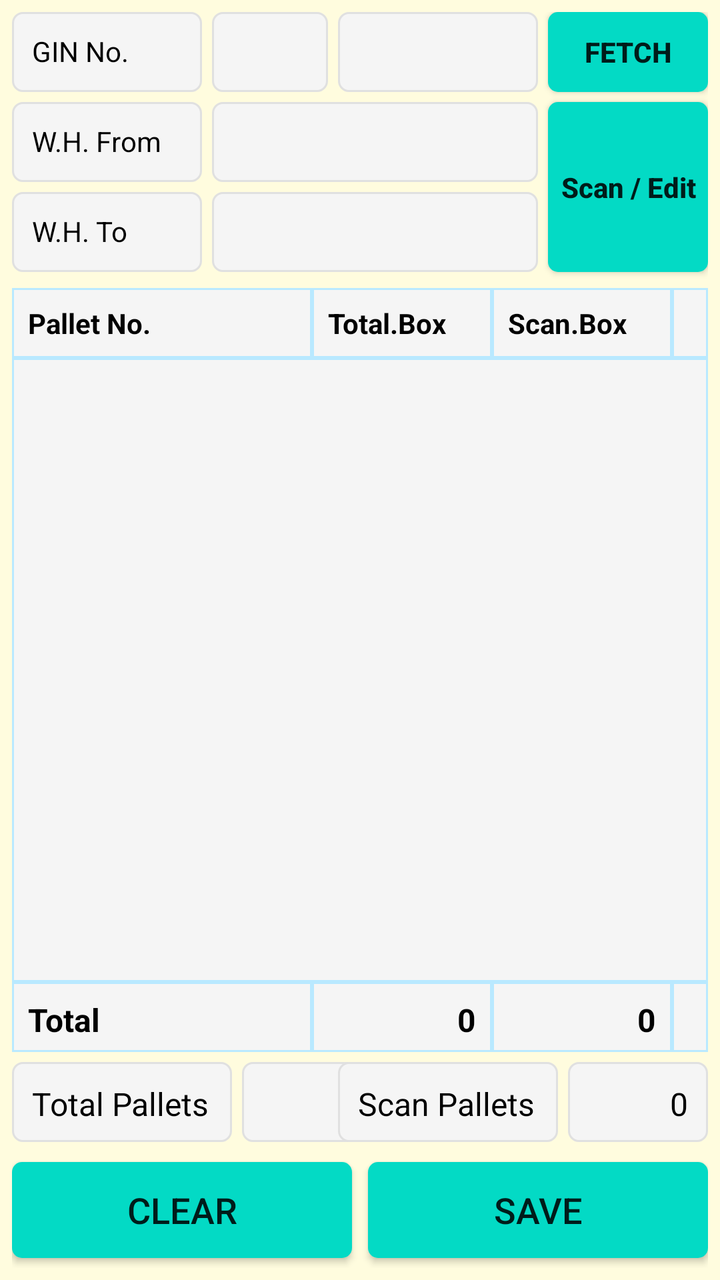
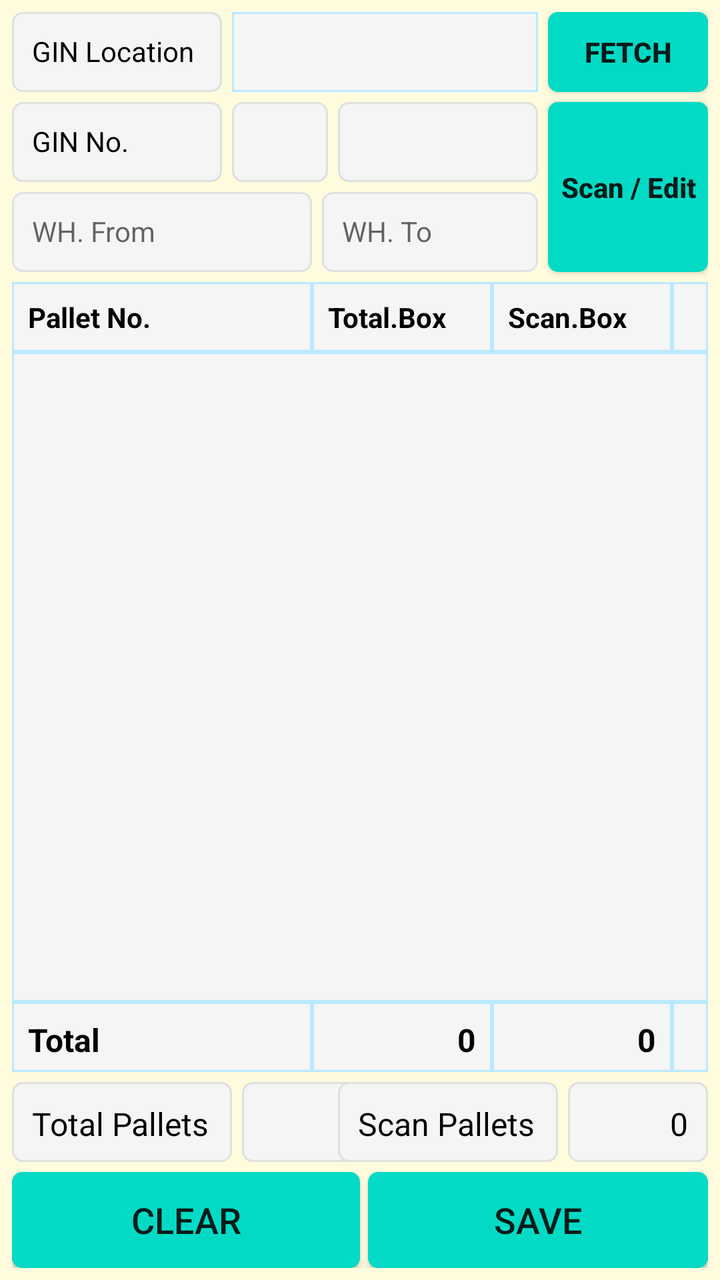

The first picture is an Android layout as it rendered before a commit; the second is the same layout after the commit. The layout source and the unified diff follow.
<!-- AndroidManifest.xml: application theme AppTheme -->
<!-- res/layout/fragment_warehouse_g_r_n_new.xml -->
<?xml version="1.0" encoding="utf-8"?>
<FrameLayout xmlns:android="http://schemas.android.com/apk/res/android"
    xmlns:app="http://schemas.android.com/apk/res-auto"
    xmlns:tools="http://schemas.android.com/tools"
    android:layout_width="match_parent"
    android:layout_height="match_parent"
    android:background="@color/backColor"
    tools:context=".ui.warehousegrnnew.WarehouseGRNNewFragment">

    <androidx.constraintlayout.widget.ConstraintLayout
        android:layout_width="match_parent"
        android:layout_height="match_parent"
        android:padding="6dp">

        <TextView
            android:id="@+id/TextView1"
            android:layout_width="95dp"
            android:layout_height="40dp"
            android:background="@drawable/et_custom"
            android:gravity="left"
            android:hint=""
            android:padding="10dp"
            android:text="GIN No."
            android:textColor="@color/coloBlack"
            android:textSize="14sp"
            app:layout_constraintStart_toStartOf="parent"
            app:layout_constraintTop_toTopOf="parent" />

        <TextView
            android:id="@+id/TextView8"
            android:layout_width="95dp"
            android:layout_height="40dp"
            android:layout_marginTop="5dp"
            android:background="@drawable/et_custom"
            android:gravity="left"
            android:hint=""
            android:padding="10dp"
            android:text="W.H. To"
            android:textColor="@color/coloBlack"
            android:textSize="14sp"
            app:layout_constraintStart_toStartOf="parent"
            app:layout_constraintTop_toBottomOf="@+id/TextView5" />

        <EditText
            android:id="@+id/et_wh_grn_ginno"
            android:layout_width="0dp"
            android:layout_height="40dp"
            android:layout_marginRight="5dp"
            android:layout_marginLeft   ="5dp"
            android:background="@drawable/et_custom"
            android:padding="10dp"
            android:inputType="number"
            android:textColor="@color/coloBlack"
            android:textSize="14sp"
            app:layout_constraintEnd_toStartOf="@+id/tv_wh_grn_gindate"
            app:layout_constraintHorizontal_bias="1.0"
            app:layout_constraintStart_toEndOf="@+id/TextView1"
            app:layout_constraintTop_toTopOf="@+id/TextView1"
            tools:ignore="SpeakableTextPresentCheck,TouchTargetSizeCheck" />

        <TextView
            android:id="@+id/et_wh_grn_warehouse_from"
            android:layout_width="0dp"
            android:layout_height="40dp"
            android:layout_marginLeft="5dp"
            android:layout_marginRight="5dp"
            android:background="@drawable/et_custom"
            android:padding="10dp"
            android:textColor="@color/coloBlack"
            android:textSize="14sp"
            app:layout_constraintEnd_toStartOf="@+id/bt_wh_grn_scan_item"
            app:layout_constraintStart_toEndOf="@+id/TextView5"
            app:layout_constraintTop_toTopOf="@+id/TextView5"
            tools:ignore="SpeakableTextPresentCheck,TouchTargetSizeCheck" />

        <TextView
            android:id="@+id/et_wh_grn_warehouse_to"
            android:layout_width="0dp"
            android:layout_height="40dp"
            android:layout_marginLeft="5dp"
            android:layout_marginRight="5dp"
            android:background="@drawable/et_custom"
            android:padding="10dp"
            android:textColor="@color/coloBlack"
            android:textSize="14sp"
            app:layout_constraintEnd_toStartOf="@+id/bt_wh_grn_scan_item"
            app:layout_constraintStart_toEndOf="@+id/TextView8"
            app:layout_constraintTop_toTopOf="@+id/TextView8"
            tools:ignore="SpeakableTextPresentCheck,TouchTargetSizeCheck" />


        <TextView
            android:id="@+id/tv_wh_grn_gindate"
            android:layout_width="100dp"
            android:layout_height="40dp"
            android:layout_marginRight="5dp"
            android:background="@drawable/et_custom"
            android:padding="10dp"
            android:text=""
            android:textColor="@color/coloBlack"
            android:textSize="14sp"
            app:layout_constraintEnd_toStartOf="@+id/bt_wh_grn_scan_gin"
            app:layout_constraintTop_toTopOf="@+id/TextView1"
            tools:ignore="SpeakableTextPresentCheck,TouchTargetSizeCheck" />

        <TextView
            android:id="@+id/TextView5"
            android:layout_width="95dp"
            android:layout_height="40dp"
            android:layout_marginTop="5dp"
            android:background="@drawable/et_custom"
            android:gravity="left"
            android:hint=""
            android:padding="10dp"
            android:text="W.H. From"
            android:textColor="@color/coloBlack"
            android:textSize="14sp"
            app:layout_constraintStart_toStartOf="parent"
            app:layout_constraintTop_toBottomOf="@+id/TextView1" />

        <TextView
            android:id="@+id/TextView14"
            android:layout_width="0dp"
            android:layout_height="40dp"
            android:layout_marginLeft="5dp"
            android:layout_marginRight="5dp"
            android:background="@drawable/et_custom"
            android:gravity="center"
            android:hint=""
            android:padding="10dp"
            android:text="To"
            android:textColor="@color/coloBlack"
            android:textSize="14sp"
            app:layout_constraintEnd_toStartOf="@+id/et_wh_grn_warehouse_to"
            app:layout_constraintStart_toEndOf="@+id/et_wh_grn_warehouse_from"
            app:layout_constraintTop_toTopOf="@+id/TextView5" />

        <Button
            android:id="@+id/bt_wh_grn_scan_gin"
            android:layout_width="80dp"
            android:layout_height="40dp"
            android:background="@drawable/btn_custom1"
            android:text="FETCH"
            android:textAllCaps="false"
            android:textSize="14sp"
            android:textStyle="bold"
            app:layout_constraintEnd_toEndOf="parent"
            app:layout_constraintTop_toTopOf="@+id/TextView1"
            tools:ignore="TouchTargetSizeCheck" />


        <Button
            android:id="@+id/bt_wh_grn_scan_item"
            android:layout_width="80dp"
            android:layout_height="0dp"
            android:background="@drawable/btn_custom1"
            android:text="Scan / Edit"
            android:textAllCaps="false"
            android:textSize="14sp"
            android:textStyle="bold"
            app:layout_constraintBottom_toBottomOf="@+id/TextView8"
            app:layout_constraintEnd_toEndOf="parent"
            app:layout_constraintTop_toTopOf="@+id/TextView5"
            tools:ignore="TouchTargetSizeCheck" />

        <TextView
            android:id="@+id/TextView3"
            android:layout_width="150dp"
            android:layout_height="35dp"
            android:layout_marginTop="8dp"
            android:background="@drawable/et_custom_total"
            android:gravity="left"
            android:hint=""
            android:padding="8dp"
            android:text="Pallet No."
            android:textColor="@color/coloBlack"
            android:textSize="14sp"
            android:textStyle="bold"
            app:layout_constraintStart_toStartOf="parent"
            app:layout_constraintTop_toBottomOf="@+id/TextView8" />

        <TextView
            android:id="@+id/TextView7"
            android:layout_width="90dp"
            android:layout_height="35dp"
            android:background="@drawable/et_custom_total"
            android:gravity="left"
            android:hint=""
            android:padding="8dp"
            android:text="Total.Box"
            android:textColor="@color/coloBlack"
            android:textSize="14sp"
            android:textStyle="bold"
            app:layout_constraintStart_toEndOf="@+id/TextView3"
            app:layout_constraintTop_toTopOf="@+id/TextView3" />

        <TextView
            android:id="@+id/TextView6"
            android:layout_width="90dp"
            android:layout_height="35dp"
            android:background="@drawable/et_custom_total"
            android:gravity="left"
            android:hint=""
            android:padding="8dp"
            android:text="Scan.Box"
            android:textColor="@color/coloBlack"
            android:textSize="14sp"
            android:textStyle="bold"
            app:layout_constraintStart_toEndOf="@+id/TextView7"
            app:layout_constraintTop_toTopOf="@+id/TextView3" />

        <TextView
            android:id="@+id/TextView9"
            android:layout_width="0dp"
            android:layout_height="35dp"
            android:background="@drawable/et_custom_total"
            android:gravity="left"
            android:hint=""
            android:padding="8dp"
            android:text=""
            android:textColor="@color/coloBlack"
            android:textSize="14sp"
            android:textStyle="bold"
            app:layout_constraintEnd_toEndOf="parent"
            app:layout_constraintStart_toEndOf="@+id/TextView6"
            app:layout_constraintTop_toTopOf="@+id/TextView3" />

        <ListView
            android:id="@+id/lv_wh_grn_details"
            android:layout_width="0dp"
            android:layout_height="0dp"
            android:background="@drawable/et_custom_total"
            app:layout_constraintBottom_toTopOf="@+id/TextView10"
            app:layout_constraintEnd_toEndOf="parent"
            app:layout_constraintStart_toStartOf="parent"
            app:layout_constraintTop_toBottomOf="@+id/TextView3"
            app:layout_constraintVertical_bias="0.0" />

        <TextView
            android:id="@+id/TextView10"
            android:layout_width="150dp"
            android:layout_height="35dp"
            android:layout_marginBottom="5dp"
            android:background="@drawable/et_custom_total"
            android:gravity="left"
            android:hint=""
            android:padding="8dp"
            android:text="Total"
            android:textColor="@color/coloBlack"
            android:textSize="16sp"
            android:textStyle="bold"
            app:layout_constraintBottom_toTopOf="@+id/TextView11"
            app:layout_constraintStart_toStartOf="parent" />


        <TextView
            android:id="@+id/tv_wh_grn_total_plt_box_count"
            android:layout_width="90dp"
            android:layout_height="35dp"
            android:background="@drawable/et_custom_total"
            android:gravity="right"
            android:hint=""
            android:padding="8dp"
            android:text="0"
            android:textColor="@color/coloBlack"
            android:textSize="16sp"
            android:textStyle="bold"
            app:layout_constraintStart_toEndOf="@+id/TextView10"
            app:layout_constraintTop_toTopOf="@+id/TextView10" />

        <TextView
            android:id="@+id/tv_wh_grn_total_plt_box_scan_count"
            android:layout_width="90dp"
            android:layout_height="35dp"
            android:background="@drawable/et_custom_total"
            android:gravity="right"
            android:hint=""
            android:padding="8dp"
            android:text="0"
            android:textColor="@color/coloBlack"
            android:textSize="16sp"
            android:textStyle="bold"
            app:layout_constraintStart_toEndOf="@+id/tv_wh_grn_total_plt_box_count"
            app:layout_constraintTop_toTopOf="@+id/TextView10" />

        <TextView
            android:id="@+id/TextView17"
            android:layout_width="0dp"
            android:layout_height="35dp"
            android:background="@drawable/et_custom_total"
            android:gravity="left"
            android:hint=""
            android:padding="8dp"
            android:text=""
            android:textColor="@color/coloBlack"
            android:textSize="16sp"
            android:textStyle="bold"
            app:layout_constraintEnd_toEndOf="parent"
            app:layout_constraintStart_toEndOf="@+id/TextView6"
            app:layout_constraintTop_toTopOf="@+id/TextView10" />


        <TextView
            android:id="@+id/TextView11"
            android:layout_width="110dp"
            android:layout_height="40dp"
            android:layout_marginBottom="10dp"
            android:background="@drawable/et_custom"
            android:gravity="left"
            android:hint=""
            android:padding="10dp"
            android:text="Total Pallets"
            android:textColor="@color/coloBlack"
            android:textSize="16dp"
            app:layout_constraintBottom_toTopOf="@+id/bt_wh_grn_clear"
            app:layout_constraintStart_toStartOf="parent" />

        <TextView
            android:id="@+id/tv_wh_grn_total_plt_count"
            android:layout_width="70dp"
            android:layout_height="40dp"
            android:layout_marginLeft="5dp"
            android:background="@drawable/et_custom"
            android:gravity="right"
            android:hint=""
            android:padding="10dp"
            android:text="0"
            android:textColor="@color/coloBlack"
            android:textSize="16dp"
            app:layout_constraintStart_toEndOf="@+id/TextView11"
            app:layout_constraintTop_toTopOf="@+id/TextView11" />

        <TextView
            android:id="@+id/TextView12"
            android:layout_width="110dp"
            android:layout_height="40dp"
            android:layout_marginRight="5dp"
            android:layout_marginBottom="10dp"
            android:background="@drawable/et_custom"
            android:gravity="left"
            android:hint=""
            android:padding="10dp"
            android:text="Scan Pallets"
            android:textColor="@color/coloBlack"
            android:textSize="16dp"
            app:layout_constraintBottom_toTopOf="@+id/bt_wh_grn_clear"
            app:layout_constraintEnd_toStartOf="@+id/tv_wh_grn_scan_plt_count" />

        <TextView
            android:id="@+id/tv_wh_grn_scan_plt_count"
            android:layout_width="70dp"
            android:layout_height="40dp"
            android:background="@drawable/et_custom"
            android:gravity="right"
            android:hint=""
            android:padding="10dp"
            android:text="0"
            android:textColor="@color/coloBlack"
            android:textSize="16dp"
            app:layout_constraintEnd_toEndOf="parent"
            app:layout_constraintTop_toTopOf="@+id/TextView11" />

        <Button
            android:id="@+id/bt_wh_grn_clear"
            android:layout_width="0dp"
            android:layout_height="wrap_content"
            android:layout_marginEnd="4dp"
            android:layout_marginRight="4dp"
            android:layout_marginBottom="5dp"
            android:background="@drawable/btn_custom1"
            android:text="CLEAR"
            android:textAllCaps="false"
            android:textSize="18sp"
            app:layout_constraintBottom_toBottomOf="parent"
            app:layout_constraintEnd_toStartOf="@+id/textView2"
            app:layout_constraintStart_toStartOf="parent" />

        <Button
            android:id="@+id/bt_wh_grn_save"
            android:layout_width="0dp"
            android:layout_height="wrap_content"
            android:layout_marginStart="4dp"
            android:layout_marginLeft="4dp"
            android:layout_marginBottom="5dp"
            android:background="@drawable/btn_custom1"
            android:text="SAVE"
            android:textAllCaps="false"
            android:textSize="18sp"
            app:layout_constraintBottom_toBottomOf="parent"
            app:layout_constraintEnd_toEndOf="parent"
            app:layout_constraintStart_toEndOf="@+id/textView2" />

        <TextView
            android:id="@+id/textView2"
            android:layout_width="wrap_content"
            android:layout_height="wrap_content"
            android:layout_marginStart="16dp"
            android:layout_marginLeft="16dp"
            android:layout_marginEnd="16dp"
            android:layout_marginRight="16dp"
            android:text=""
            android:textColor="@color/colorAccent"
            app:layout_constraintBottom_toBottomOf="parent"
            app:layout_constraintEnd_toEndOf="parent"
            app:layout_constraintStart_toStartOf="parent"
            tools:ignore="SpeakableTextPresentCheck" />

    </androidx.constraintlayout.widget.ConstraintLayout>

</FrameLayout>
<!-- resources referenced by this layout -->
<resources>
  <color name="backColor">#FFFCDE</color>
  <color name="coloBlack">#000000</color>
  <color name="colorAccent">#000000</color>
  <!-- drawable btn_custom1 (drawable) -->
  <?xml version="1.0" encoding="utf-8"?>
  <shape xmlns:android="http://schemas.android.com/apk/res/android"
      android:padding="10dp"
      android:shape="rectangle" >
  
      <solid android:color="@color/colorBtn" />
  
      <corners
          android:bottomLeftRadius="5dp"
          android:bottomRightRadius="5dp"
          android:topLeftRadius="5dp"
          android:topRightRadius="5dp" />
  
  </shape>
  <!-- drawable et_custom (drawable) -->
  <?xml version="1.0" encoding="utf-8"?>
  <shape xmlns:android="http://schemas.android.com/apk/res/android"
      android:padding="10dp"
      android:shape="rectangle" >
  
      <solid android:color="#f5f5f5" />
  
      <stroke
          android:width="1dp"
          android:color="#e0e0e0" />
  
      <corners
          android:bottomLeftRadius="5dp"
          android:bottomRightRadius="5dp"
          android:topLeftRadius="5dp"
          android:topRightRadius="5dp" />
  
  </shape>
  <!-- drawable et_custom_total (drawable) -->
  <?xml version="1.0" encoding="utf-8"?>
  <shape xmlns:android="http://schemas.android.com/apk/res/android"
      android:padding="10dp"
      android:shape="rectangle" >
  
      <solid android:color="#f5f5f5" />
  
      <stroke
          android:width="1dp"
          android:color="#B9E9FF" />
  
      <corners
          android:bottomLeftRadius="0dp"
          android:bottomRightRadius="0dp"
          android:topLeftRadius="0dp"
          android:topRightRadius="0dp" />
  
  </shape>
  <style name="AppTheme" parent="Theme.AppCompat.Light.NoActionBar">
          
          <item name="colorPrimary">@color/colorPrimary</item>
          <item name="colorPrimaryDark">@color/colorPrimaryDark</item>
          <item name="colorAccent">@color/colorAccent</item>
      </style>
  <color name="colorBtn">#03DAC5</color>
  <color name="colorPrimary">#ffb200</color>
  <color name="colorPrimaryDark">#ffb200</color>
</resources>

<!-- the commit's change to res/layout/fragment_warehouse_g_r_n_new.xml (unified diff, before → after) -->
@@ -5,17 +5,47 @@
     android:layout_width="match_parent"
     android:layout_height="match_parent"
     android:background="@color/backColor"
-    tools:context=".ui.warehousegrnnew.WarehouseGRNNewFragment">
+    tools:context=".ui.warehousegrn.WarehouseGRNFragment">
 
     <androidx.constraintlayout.widget.ConstraintLayout
         android:layout_width="match_parent"
         android:layout_height="match_parent"
         android:padding="6dp">
 
+        <Spinner
+            android:id="@+id/sp_wh_grn_country"
+            android:layout_width="0dp"
+            android:layout_height="40dp"
+            android:layout_marginLeft="5dp"
+            android:layout_marginRight="5dp"
+            android:background="@drawable/et_custom_total"
+            android:gravity="center"
+            android:hint=""
+            android:padding="8dp"
+            android:textSize="14sp"
+            app:layout_constraintEnd_toStartOf="@+id/bt_wh_grn_scan_gin"
+            app:layout_constraintStart_toEndOf="@+id/textView20"
+            app:layout_constraintTop_toTopOf="@+id/textView20" />
+
+        <TextView
+            android:id="@+id/textView20"
+            android:layout_width="105dp"
+            android:layout_height="40dp"
+            android:background="@drawable/et_custom"
+            android:gravity="left"
+            android:hint=""
+            android:padding="10dp"
+            android:text="GIN Location"
+            android:textColor="@color/coloBlack"
+            android:textSize="14sp"
+            app:layout_constraintStart_toStartOf="parent"
+            app:layout_constraintTop_toTopOf="parent" />
+
         <TextView
             android:id="@+id/TextView1"
-            android:layout_width="95dp"
-            android:layout_height="40dp"
+            android:layout_width="105dp"
+            android:layout_height="40dp"
+            android:layout_marginTop="5dp"
             android:background="@drawable/et_custom"
             android:gravity="left"
             android:hint=""
@@ -24,22 +54,7 @@
             android:textColor="@color/coloBlack"
             android:textSize="14sp"
             app:layout_constraintStart_toStartOf="parent"
-            app:layout_constraintTop_toTopOf="parent" />
-
-        <TextView
-            android:id="@+id/TextView8"
-            android:layout_width="95dp"
-            android:layout_height="40dp"
-            android:layout_marginTop="5dp"
-            android:background="@drawable/et_custom"
-            android:gravity="left"
-            android:hint=""
-            android:padding="10dp"
-            android:text="W.H. To"
-            android:textColor="@color/coloBlack"
-            android:textSize="14sp"
-            app:layout_constraintStart_toStartOf="parent"
-            app:layout_constraintTop_toBottomOf="@+id/TextView5" />
+            app:layout_constraintTop_toBottomOf="@+id/textView20" />
 
         <EditText
             android:id="@+id/et_wh_grn_ginno"
@@ -60,34 +75,33 @@
 
         <TextView
             android:id="@+id/et_wh_grn_warehouse_from"
-            android:layout_width="0dp"
-            android:layout_height="40dp"
+            android:layout_width="150dp"
+            android:layout_height="40dp"
+            android:layout_marginTop="5dp"
+            android:background="@drawable/et_custom"
+            android:padding="10dp"
+            android:hint="WH. From"
+            android:textColor="@color/coloBlack"
+            android:textSize="14sp"
+            app:layout_constraintStart_toStartOf="parent"
+            app:layout_constraintTop_toBottomOf="@+id/TextView1"
+            tools:ignore="SpeakableTextPresentCheck,TouchTargetSizeCheck" />
+
+        <TextView
+            android:id="@+id/et_wh_grn_warehouse_to"
+            android:layout_width="0dp"
+            android:layout_height="40dp"
+            android:layout_marginRight="5dp"
             android:layout_marginLeft="5dp"
-            android:layout_marginRight="5dp"
-            android:background="@drawable/et_custom"
-            android:padding="10dp"
+            android:background="@drawable/et_custom"
+            android:padding="10dp"
+            android:hint="WH. To"
             android:textColor="@color/coloBlack"
             android:textSize="14sp"
             app:layout_constraintEnd_toStartOf="@+id/bt_wh_grn_scan_item"
-            app:layout_constraintStart_toEndOf="@+id/TextView5"
-            app:layout_constraintTop_toTopOf="@+id/TextView5"
+            app:layout_constraintStart_toEndOf="@+id/et_wh_grn_warehouse_from"
+            app:layout_constraintTop_toTopOf="@+id/et_wh_grn_warehouse_from"
             tools:ignore="SpeakableTextPresentCheck,TouchTargetSizeCheck" />
-
-        <TextView
-            android:id="@+id/et_wh_grn_warehouse_to"
-            android:layout_width="0dp"
-            android:layout_height="40dp"
-            android:layout_marginLeft="5dp"
-            android:layout_marginRight="5dp"
-            android:background="@drawable/et_custom"
-            android:padding="10dp"
-            android:textColor="@color/coloBlack"
-            android:textSize="14sp"
-            app:layout_constraintEnd_toStartOf="@+id/bt_wh_grn_scan_item"
-            app:layout_constraintStart_toEndOf="@+id/TextView8"
-            app:layout_constraintTop_toTopOf="@+id/TextView8"
-            tools:ignore="SpeakableTextPresentCheck,TouchTargetSizeCheck" />
-
 
         <TextView
             android:id="@+id/tv_wh_grn_gindate"
@@ -103,51 +117,19 @@
             app:layout_constraintTop_toTopOf="@+id/TextView1"
             tools:ignore="SpeakableTextPresentCheck,TouchTargetSizeCheck" />
 
-        <TextView
-            android:id="@+id/TextView5"
-            android:layout_width="95dp"
-            android:layout_height="40dp"
-            android:layout_marginTop="5dp"
-            android:background="@drawable/et_custom"
-            android:gravity="left"
-            android:hint=""
-            android:padding="10dp"
-            android:text="W.H. From"
-            android:textColor="@color/coloBlack"
-            android:textSize="14sp"
-            app:layout_constraintStart_toStartOf="parent"
-            app:layout_constraintTop_toBottomOf="@+id/TextView1" />
-
-        <TextView
-            android:id="@+id/TextView14"
-            android:layout_width="0dp"
-            android:layout_height="40dp"
-            android:layout_marginLeft="5dp"
-            android:layout_marginRight="5dp"
-            android:background="@drawable/et_custom"
-            android:gravity="center"
-            android:hint=""
-            android:padding="10dp"
-            android:text="To"
-            android:textColor="@color/coloBlack"
-            android:textSize="14sp"
-            app:layout_constraintEnd_toStartOf="@+id/et_wh_grn_warehouse_to"
-            app:layout_constraintStart_toEndOf="@+id/et_wh_grn_warehouse_from"
-            app:layout_constraintTop_toTopOf="@+id/TextView5" />
-
         <Button
             android:id="@+id/bt_wh_grn_scan_gin"
             android:layout_width="80dp"
-            android:layout_height="40dp"
+            android:layout_height="0dp"
             android:background="@drawable/btn_custom1"
             android:text="FETCH"
             android:textAllCaps="false"
             android:textSize="14sp"
             android:textStyle="bold"
-            app:layout_constraintEnd_toEndOf="parent"
-            app:layout_constraintTop_toTopOf="@+id/TextView1"
+            app:layout_constraintBottom_toBottomOf="@+id/textView20"
+            app:layout_constraintEnd_toEndOf="parent"
+            app:layout_constraintTop_toTopOf="@+id/textView20"
             tools:ignore="TouchTargetSizeCheck" />
-
 
         <Button
             android:id="@+id/bt_wh_grn_scan_item"
@@ -158,16 +140,16 @@
             android:textAllCaps="false"
             android:textSize="14sp"
             android:textStyle="bold"
-            app:layout_constraintBottom_toBottomOf="@+id/TextView8"
-            app:layout_constraintEnd_toEndOf="parent"
-            app:layout_constraintTop_toTopOf="@+id/TextView5"
+            app:layout_constraintBottom_toBottomOf="@+id/et_wh_grn_warehouse_from"
+            app:layout_constraintEnd_toEndOf="parent"
+            app:layout_constraintTop_toTopOf="@+id/TextView1"
             tools:ignore="TouchTargetSizeCheck" />
 
         <TextView
             android:id="@+id/TextView3"
             android:layout_width="150dp"
             android:layout_height="35dp"
-            android:layout_marginTop="8dp"
+            android:layout_marginTop="5dp"
             android:background="@drawable/et_custom_total"
             android:gravity="left"
             android:hint=""
@@ -177,7 +159,7 @@
             android:textSize="14sp"
             android:textStyle="bold"
             app:layout_constraintStart_toStartOf="parent"
-            app:layout_constraintTop_toBottomOf="@+id/TextView8" />
+            app:layout_constraintTop_toBottomOf="@+id/et_wh_grn_warehouse_from" />
 
         <TextView
             android:id="@+id/TextView7"
@@ -304,7 +286,7 @@
             android:id="@+id/TextView11"
             android:layout_width="110dp"
             android:layout_height="40dp"
-            android:layout_marginBottom="10dp"
+            android:layout_marginBottom="5dp"
             android:background="@drawable/et_custom"
             android:gravity="left"
             android:hint=""
@@ -335,7 +317,6 @@
             android:layout_width="110dp"
             android:layout_height="40dp"
             android:layout_marginRight="5dp"
-            android:layout_marginBottom="10dp"
             android:background="@drawable/et_custom"
             android:gravity="left"
             android:hint=""
@@ -343,8 +324,8 @@
             android:text="Scan Pallets"
             android:textColor="@color/coloBlack"
             android:textSize="16dp"
-            app:layout_constraintBottom_toTopOf="@+id/bt_wh_grn_clear"
-            app:layout_constraintEnd_toStartOf="@+id/tv_wh_grn_scan_plt_count" />
+            app:layout_constraintEnd_toStartOf="@+id/tv_wh_grn_scan_plt_count"
+            app:layout_constraintTop_toTopOf="@+id/TextView11" />
 
         <TextView
             android:id="@+id/tv_wh_grn_scan_plt_count"
@@ -364,9 +345,8 @@
             android:id="@+id/bt_wh_grn_clear"
             android:layout_width="0dp"
             android:layout_height="wrap_content"
-            android:layout_marginEnd="4dp"
+            android:layout_marginEnd="0dp"
             android:layout_marginRight="4dp"
-            android:layout_marginBottom="5dp"
             android:background="@drawable/btn_custom1"
             android:text="CLEAR"
             android:textAllCaps="false"
@@ -381,7 +361,6 @@
             android:layout_height="wrap_content"
             android:layout_marginStart="4dp"
             android:layout_marginLeft="4dp"
-            android:layout_marginBottom="5dp"
             android:background="@drawable/btn_custom1"
             android:text="SAVE"
             android:textAllCaps="false"
